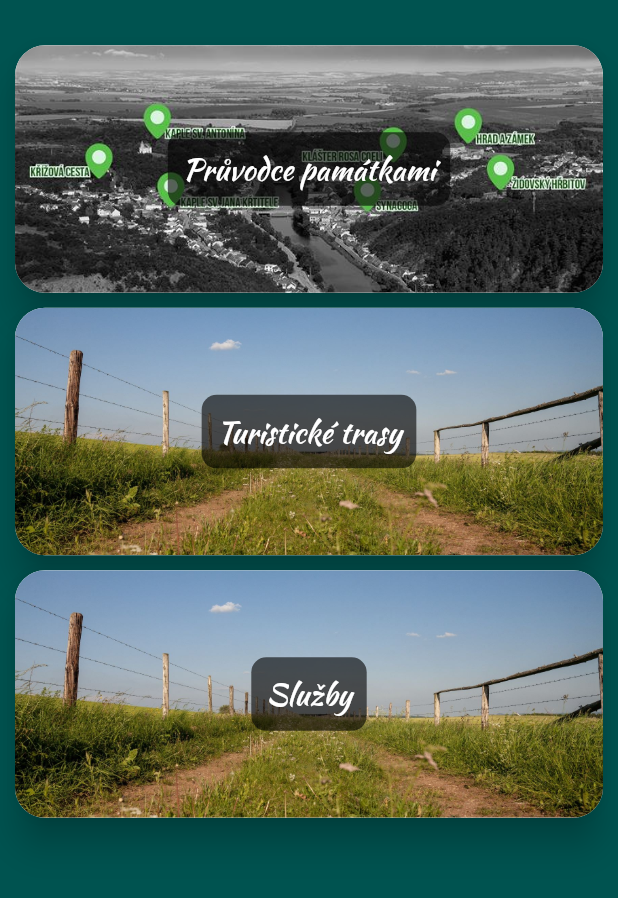
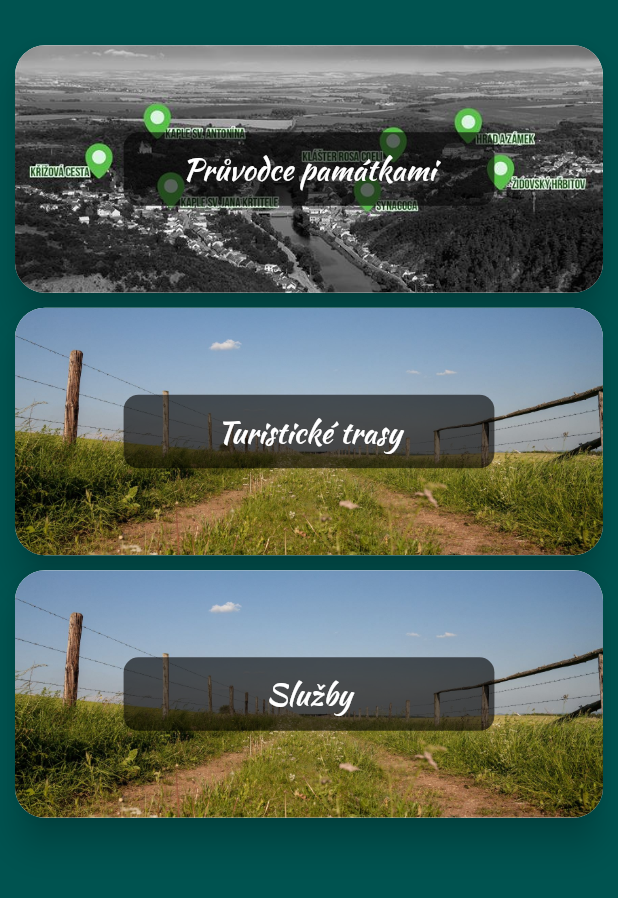
Before and after one commit to zowelu/dolni_kounice, a Flutter app: the screen it shows after launch, on a phone screen of 412 x 824 dp, the part 329-1227 px from its top. Run offline on Flutter 3.47's test engine with Material 2 defaults, Android fonts, the phone set to English and light mode, and no system bars; our stand-ins replace audioplayers, photo_view, splashscreen.

Commit message:
oprava pozadí textu v choice_container.dart

```diff
--- a/lib/components/choice_container.dart
+++ b/lib/components/choice_container.dart
@@ -35,7 +35,9 @@ class ChoiceContainer extends StatelessWidget {
                   child: Column(
                     mainAxisAlignment: MainAxisAlignment.center,
                     children: [
-                      DecoratedBox(
+                      Container(
+                        width: MediaQuery.of(context).size.width/5*3,
+                        child: DecoratedBox(
                           decoration: BoxDecoration(
                             color: kDefaultTextBackgroundTransparent,
                             borderRadius: BorderRadius.circular(10.0),
@@ -54,6 +56,7 @@ class ChoiceContainer extends StatelessWidget {
                             ),
                           ),
                         ),
+                      ),
                     ],
                   ),
                 ),
```
Lines whose indentation alone changed are shown as unchanged.
